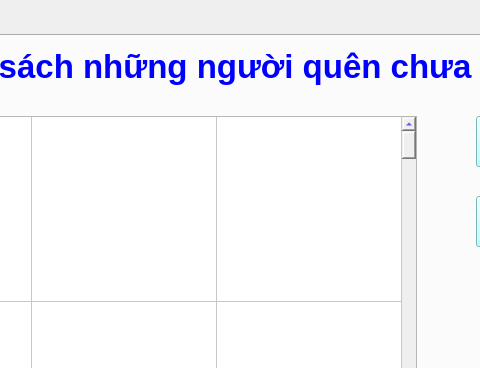
Qt form GUI.ui (Cutreson/Code) before a commit; both pictures show x 255 to 735 and y 0 to 368 of the 992 by 627 pixel window.
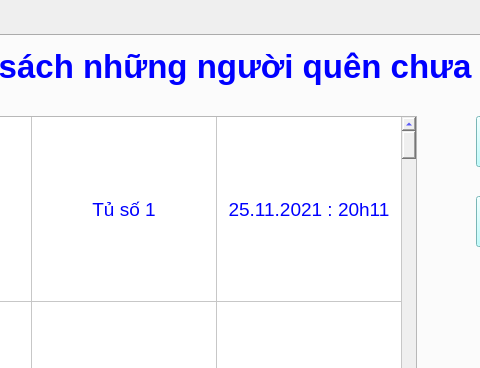
The same form after that commit.

```diff
--- a/GUI.ui
+++ b/GUI.ui
@@ -566,11 +566,11 @@
         </item>
         <item row="0" column="1">
          <property name="text">
-          <string/>
+          <string>Tủ số 1</string>
          </property>
          <property name="font">
           <font>
-           <pointsize>10</pointsize>
+           <pointsize>14</pointsize>
           </font>
          </property>
          <property name="textAlignment">
@@ -579,11 +579,13 @@
         </item>
         <item row="0" column="2">
          <property name="text">
-          <string/>
+          <string>25.11.2021 : 20h11</string>
          </property>
          <property name="font">
           <font>
-           <pointsize>10</pointsize>
+           <pointsize>14</pointsize>
+           <weight>50</weight>
+           <bold>false</bold>
           </font>
          </property>
          <property name="textAlignment">
@@ -591,6 +593,9 @@
          </property>
         </item>
         <item row="1" column="1">
+         <property name="text">
+          <string/>
+         </property>
          <property name="font">
           <font>
            <pointsize>10</pointsize>
@@ -601,6 +606,9 @@
          </property>
         </item>
         <item row="1" column="2">
+         <property name="text">
+          <string/>
+         </property>
          <property name="font">
           <font>
            <pointsize>10</pointsize>
```
